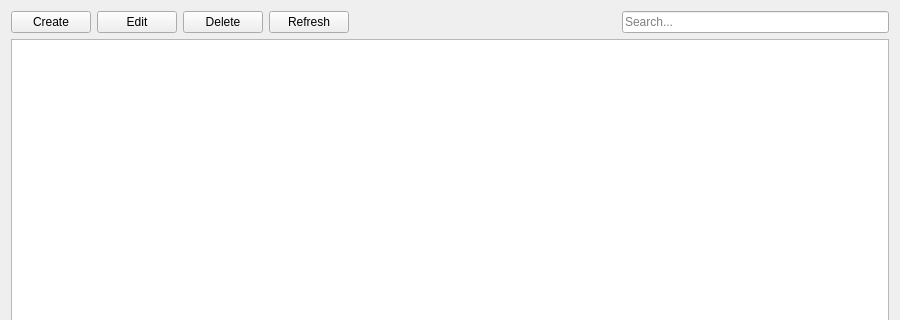
Above: src/ui/forms/base/ListForm.ui from MaxAndy8/SalesCalculator before the change; both pictures show x 0 to 900 and y 0 to 320 of the 900 by 560 pixel window. Below: the same form after it.
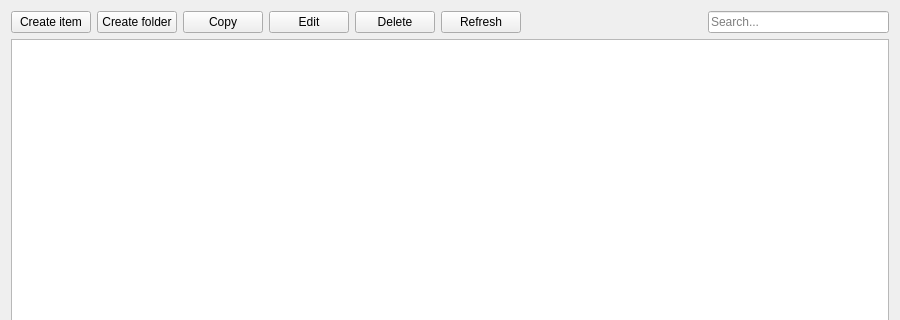
That is the form after the change. Icons and pictures are not drawn.

Diff of the .ui file:
```diff
--- a/src/ui/forms/base/ListForm.ui
+++ b/src/ui/forms/base/ListForm.ui
@@ -19,7 +19,33 @@
      <item>
       <widget class="QPushButton" name="createButton">
        <property name="text">
-        <string>Create</string>
+        <string>Create item</string>
+       </property>
+       <property name="icon">
+        <iconset resource="../../../ui_resources/icons.qrc">
+         <normaloff>:/CreateListItem/icons/CreateListItem/tbglacti.png</normaloff>:/CreateListItem/icons/CreateListItem/tbglacti.png</iconset>
+       </property>
+      </widget>
+     </item>
+     <item>
+      <widget class="QPushButton" name="createFolderButton">
+       <property name="text">
+        <string>Create folder</string>
+       </property>
+       <property name="icon">
+        <iconset resource="../../../ui_resources/icons.qrc">
+         <normaloff>:/CreateFolder/icons/CreateFolder/tbreflist.png</normaloff>:/CreateFolder/icons/CreateFolder/tbreflist.png</iconset>
+       </property>
+      </widget>
+     </item>
+     <item>
+      <widget class="QPushButton" name="copyButton">
+       <property name="text">
+        <string>Copy</string>
+       </property>
+       <property name="icon">
+        <iconset resource="../../../ui_resources/icons.qrc">
+         <normaloff>:/CloneListItem/icons/CloneListItem/tbglacti.png</normaloff>:/CloneListItem/icons/CloneListItem/tbglacti.png</iconset>
        </property>
       </widget>
      </item>
```
Left out of the diff: 207 changed lines with no effect on the pictures.
